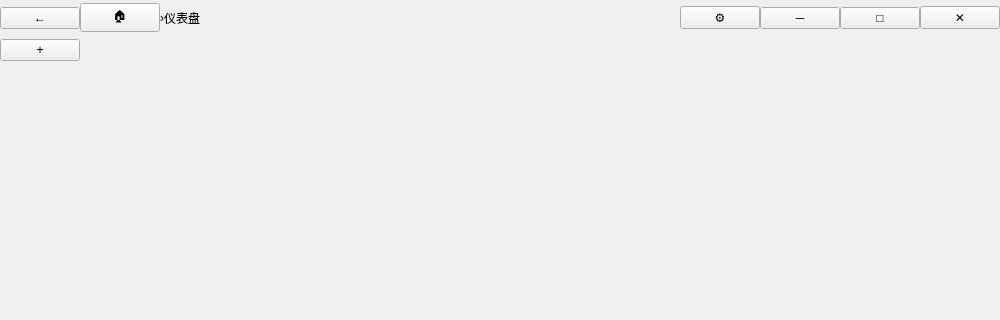
The window that Sources/Froms/MainWindow.ui (FixLater/image-text) describes before a commit, drawn with Qt 5; both pictures show x 0 to 1000 and y 0 to 320 of the 1000 by 620 pixel window.
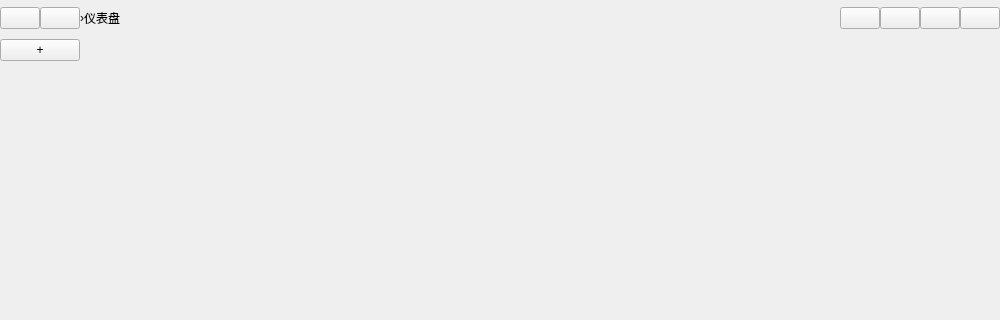
The same window after the commit.

Diff of the .ui file:
```diff
--- a/Sources/Froms/MainWindow.ui
+++ b/Sources/Froms/MainWindow.ui
@@ -63,14 +63,14 @@
        <item>
         <widget class="QPushButton" name="backBtn">
          <property name="text">
-          <string>←</string>
+           <string/>
          </property>
         </widget>
        </item>
        <item>
         <widget class="QPushButton" name="homeBtn">
          <property name="text">
-          <string>🏠</string>
+           <string/>
          </property>
         </widget>
        </item>
@@ -104,28 +104,28 @@
        <item>
         <widget class="QPushButton" name="settingsBtn">
          <property name="text">
-          <string>⚙</string>
+           <string/>
          </property>
         </widget>
        </item>
        <item>
         <widget class="QPushButton" name="minimizeBtn">
          <property name="text">
-          <string>─</string>
+           <string/>
          </property>
         </widget>
        </item>
        <item>
         <widget class="QPushButton" name="maximizeBtn">
          <property name="text">
-          <string>□</string>
+           <string/>
          </property>
         </widget>
        </item>
        <item>
         <widget class="QPushButton" name="closeBtn">
          <property name="text">
-          <string>✕</string>
+           <string/>
          </property>
         </widget>
        </item>
```
Left out of the diff: 2 changed lines with no effect on the pictures. Lines whose indentation alone changed are shown as unchanged.
